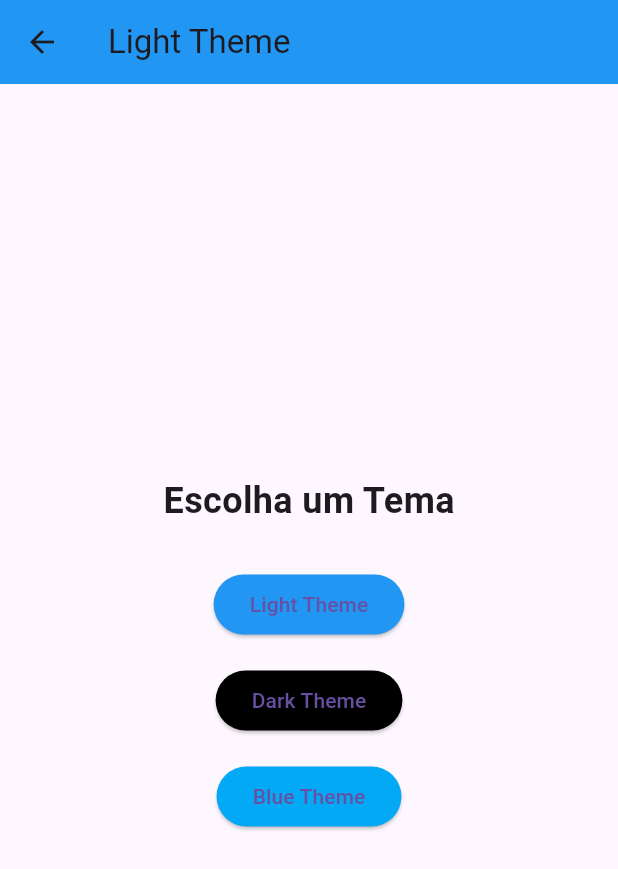
After one commit to GabrielFePL/Estudo-Flutter, a Flutter app: the screen it shows after launch, after a tap on "Temas", on a phone screen of 412 x 824 dp. The commit adds this screen. Shown: the top 869 px of the screen. Run offline on Flutter 3.47's test engine with Material 3 defaults, Android fonts, the light colour scheme and no system bars.

Commit message:
Página Temas para demonstrar Enum, Switch Case, For e Class.

```diff
--- a/general_project/lib/main.dart
+++ b/general_project/lib/main.dart
@@ -1,5 +1,6 @@
 import 'package:flutter/material.dart';
 import 'calculator_page.dart';
+import 'theme_page.dart';
 
 void main() {
   runApp(MyApp());
@@ -43,6 +44,16 @@ class HomePage extends StatelessWidget {
               },
               child: Text('Calculadora'),
             ),
+            SizedBox(height: 20),
+            ElevatedButton(
+              onPressed: () {
+                Navigator.push(
+                  context,
+                  MaterialPageRoute(builder: (context) => ThemePage()),
+                );
+              },
+              child: Text('Temas'),
+            ),
           ],
         ),
       ),
--- /dev/null
+++ b/general_project/lib/theme_page.dart
@@ -0,0 +1,72 @@
+import 'package:flutter/material.dart';
+
+enum ThemeEnum { Light, Dark, Blue }
+
+class AppTheme {
+  final String name;
+  final Color primaryColor;
+  final Color backgroundColor;
+
+  AppTheme({required this.name, required this.primaryColor, required this.backgroundColor});
+}
+
+AppTheme getTheme(ThemeEnum theme) {
+  switch (theme) {
+    case ThemeEnum.Light:
+      return AppTheme(name: 'Light Theme', primaryColor: Colors.blue, backgroundColor: Colors.white);
+    case ThemeEnum.Dark:
+      return AppTheme(name: 'Dark Theme', primaryColor: Colors.black, backgroundColor: Colors.grey[900]!);
+    case ThemeEnum.Blue:
+      return AppTheme(name: 'Blue Theme', primaryColor: Colors.lightBlue, backgroundColor: Colors.blue[100]!);
+    default:
+      return AppTheme(name: 'Default Theme', primaryColor: Colors.blue, backgroundColor: Colors.white);
+  }
+}
+
+class ThemePage extends StatefulWidget {
+  @override
+  _ThemePageState createState() => _ThemePageState();
+}
+
+class _ThemePageState extends State<ThemePage> {
+  ThemeEnum _selectedTheme = ThemeEnum.Light;
+
+  @override
+  Widget build(BuildContext context) {
+    AppTheme currentTheme = getTheme(_selectedTheme);
+
+    return Scaffold(
+      appBar: AppBar(
+        title: Text(currentTheme.name),
+        backgroundColor: currentTheme.primaryColor,
+      ),
+      body: Center(
+        child: Column(
+          mainAxisAlignment: MainAxisAlignment.center,
+          children: <Widget>[
+            Text(
+              'Escolha um Tema',
+              style: TextStyle(fontSize: 24, fontWeight: FontWeight.bold),
+            ),
+            SizedBox(height: 20),
+            for (ThemeEnum theme in ThemeEnum.values)
+              Padding(
+                padding: const EdgeInsets.symmetric(vertical: 8.0),
+                child: ElevatedButton(
+                  style: ElevatedButton.styleFrom(
+                    primary: getTheme(theme).primaryColor,
+                  ),
+                  onPressed: () {
+                    setState(() {
+                      _selectedTheme = theme;
+                    });
+                  },
+                  child: Text(getTheme(theme).name),
+                ),
+              ),
+          ],
+        ),
+      ),
+    );
+  }
+}
```
